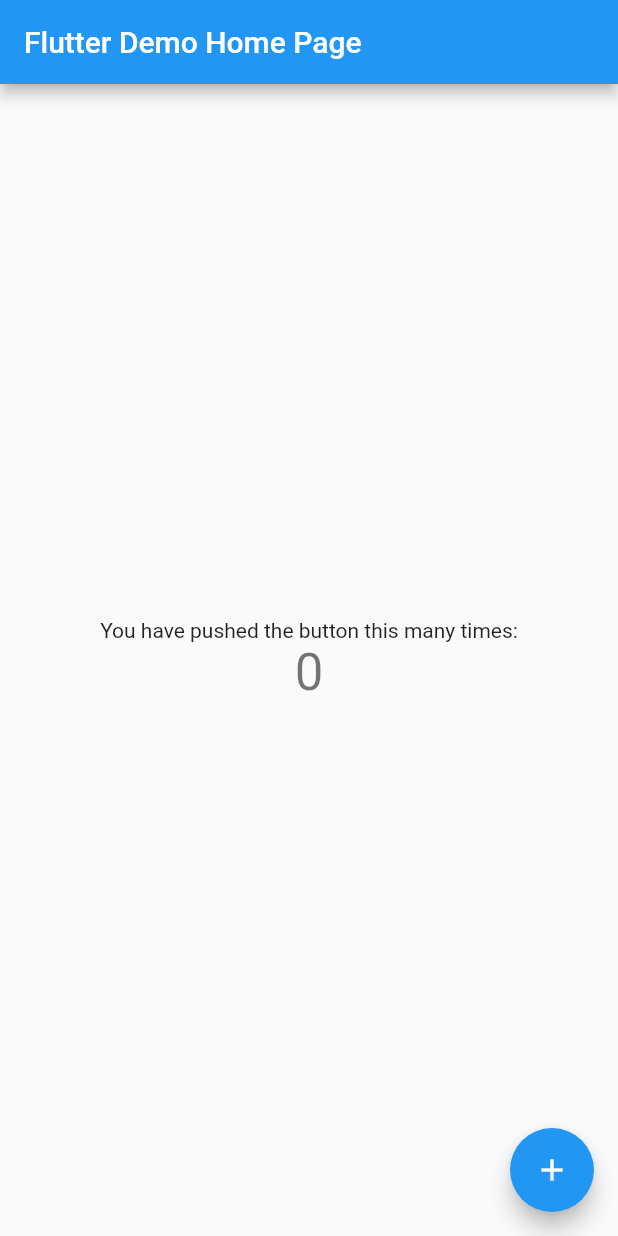
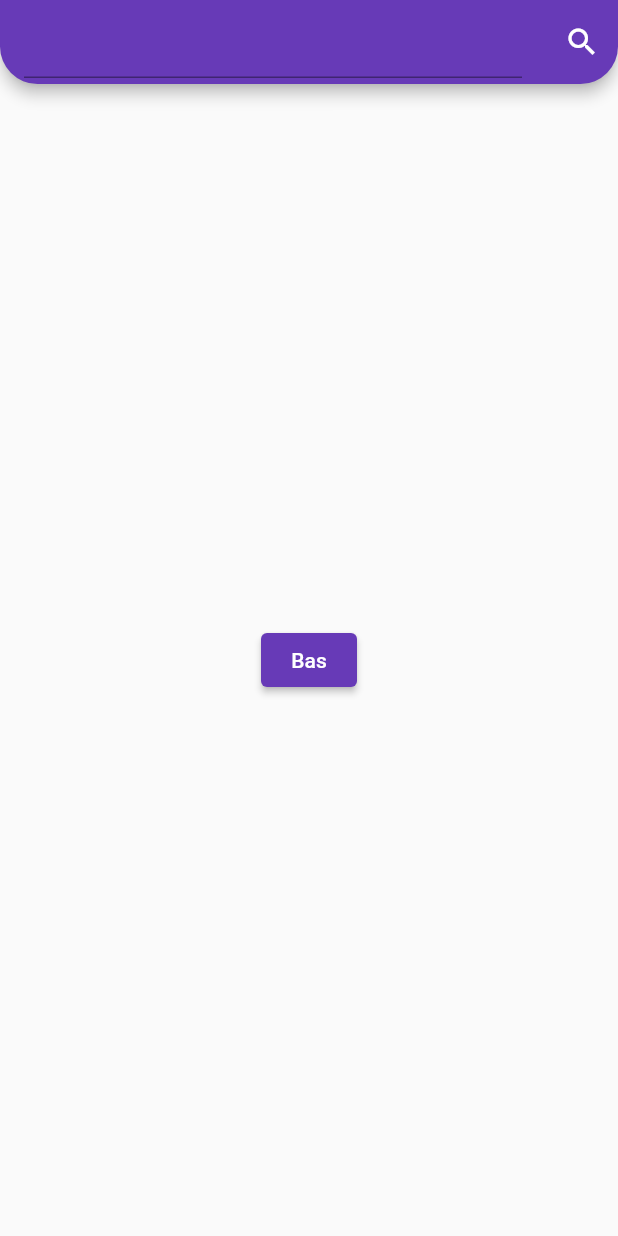
Before and after one commit to byalpay/call_app, a Flutter app: the screen it shows after launch, on a phone screen of 412 x 824 dp. Run offline on Flutter 3.47's test engine with Material 2 defaults, Android fonts, the phone set to English and light mode, and no system bars.

Commit message:
Biraz düzenleme yaptım.

```diff
--- a/lib/main.dart
+++ b/lib/main.dart
@@ -1,3 +1,4 @@
+import 'package:call_app/ki%C5%9Fi.dart';
 import 'package:flutter/material.dart';
 
 void main() {
@@ -7,109 +8,57 @@
 class MyApp extends StatelessWidget {
   const MyApp({super.key});
 
-  // This widget is the root of your application.
   @override
   Widget build(BuildContext context) {
     return MaterialApp(
-      title: 'Flutter Demo',
+      title: 'Call App',
+      debugShowCheckedModeBanner: false,
       theme: ThemeData(
-        // This is the theme of your application.
-        //
-        // Try running your application with "flutter run". You'll see the
-        // application has a blue toolbar. Then, without quitting the app, try
-        // changing the primarySwatch below to Colors.green and then invoke
-        // "hot reload" (press "r" in the console where you ran "flutter run",
-        // or simply save your changes to "hot reload" in a Flutter IDE).
-        // Notice that the counter didn't reset back to zero; the application
-        // is not restarted.
-        primarySwatch: Colors.blue,
+        primarySwatch: Colors.deepPurple,
       ),
-      home: const MyHomePage(title: 'Flutter Demo Home Page'),
+      home: const MyHomePage(),
     );
   }
 }
 
 class MyHomePage extends StatefulWidget {
-  const MyHomePage({super.key, required this.title});
-
-  // This widget is the home page of your application. It is stateful, meaning
-  // that it has a State object (defined below) that contains fields that affect
-  // how it looks.
-
-  // This class is the configuration for the state. It holds the values (in this
-  // case the title) provided by the parent (in this case the App widget) and
-  // used by the build method of the State. Fields in a Widget subclass are
-  // always marked "final".
-
-  final String title;
+  const MyHomePage({super.key});
 
   @override
   State<MyHomePage> createState() => _MyHomePageState();
 }
 
 class _MyHomePageState extends State<MyHomePage> {
-  int _counter = 0;
-
-  void _incrementCounter() {
-    setState(() {
-      // This call to setState tells the Flutter framework that something has
-      // changed in this State, which causes it to rerun the build method below
-      // so that the display can reflect the updated values. If we changed
-      // _counter without calling setState(), then the build method would not be
-      // called again, and so nothing would appear to happen.
-      _counter++;
-    });
-  }
 
   @override
   Widget build(BuildContext context) {
-    // This method is rerun every time setState is called, for instance as done
-    // by the _incrementCounter method above.
-    //
-    // The Flutter framework has been optimized to make rerunning build methods
-    // fast, so that you can just rebuild anything that needs updating rather
-    // than having to individually change instances of widgets.
     return Scaffold(
       appBar: AppBar(
-        // Here we take the value from the MyHomePage object that was created by
-        // the App.build method, and use it to set our appbar title.
-        title: Text(widget.title),
+        title:TextFormField(
+
+        ),
+        shape: RoundedRectangleBorder(
+          borderRadius: BorderRadius.only(
+              bottomRight: Radius.circular(25),
+              bottomLeft: Radius.circular(25)),
+        ),
+        actions: [
+          IconButton(
+              onPressed: (){
+              },
+              icon: const Icon(Icons.search)),
+        ],
       ),
+      //body de listview kullanacaz verileri buradan aratacaz
+      //isim soyisim numara vs vs.
       body: Center(
-        // Center is a layout widget. It takes a single child and positions it
-        // in the middle of the parent.
-        child: Column(
-          // Column is also a layout widget. It takes a list of children and
-          // arranges them vertically. By default, it sizes itself to fit its
-          // children horizontally, and tries to be as tall as its parent.
-          //
-          // Invoke "debug painting" (press "p" in the console, choose the
-          // "Toggle Debug Paint" action from the Flutter Inspector in Android
-          // Studio, or the "Toggle Debug Paint" command in Visual Studio Code)
-          // to see the wireframe for each widget.
-          //
-          // Column has various properties to control how it sizes itself and
-          // how it positions its children. Here we use mainAxisAlignment to
-          // center the children vertically; the main axis here is the vertical
-          // axis because Columns are vertical (the cross axis would be
-          // horizontal).
-          mainAxisAlignment: MainAxisAlignment.center,
-          children: <Widget>[
-            const Text(
-              'You have pushed the button this many times:',
-            ),
-            Text(
-              '$_counter',
-              style: Theme.of(context).textTheme.headline4,
-            ),
-          ],
+        child: ElevatedButton(
+          child: Text("Bas"),
+          onPressed: (){
+            Navigator.push(context,MaterialPageRoute(builder: (context)=>kisi()));
+          },
         ),
       ),
-      floatingActionButton: FloatingActionButton(
-        onPressed: _incrementCounter,
-        tooltip: 'Increment',
-        child: const Icon(Icons.add),
-      ), // This trailing comma makes auto-formatting nicer for build methods.
     );
   }
 }
```
Also changed, not shown: lib/kayit.dart (added, +43 -0 lines), lib/kayitArama.dart (added, +15 -0 lines), lib/kişi.dart (added, +81 -0 lines).
